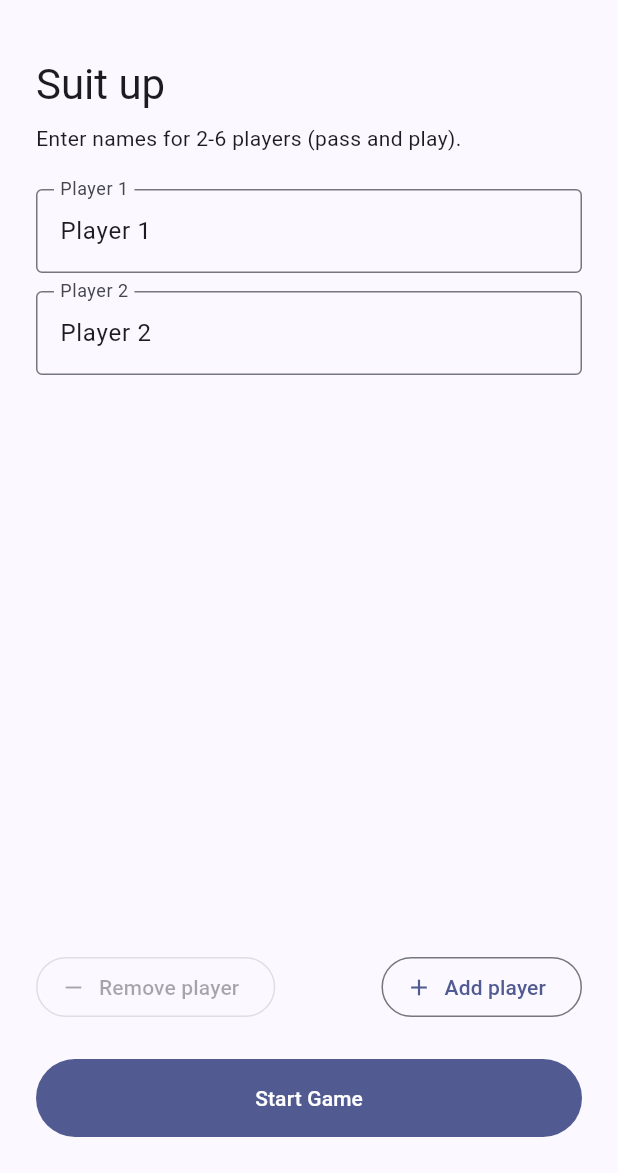
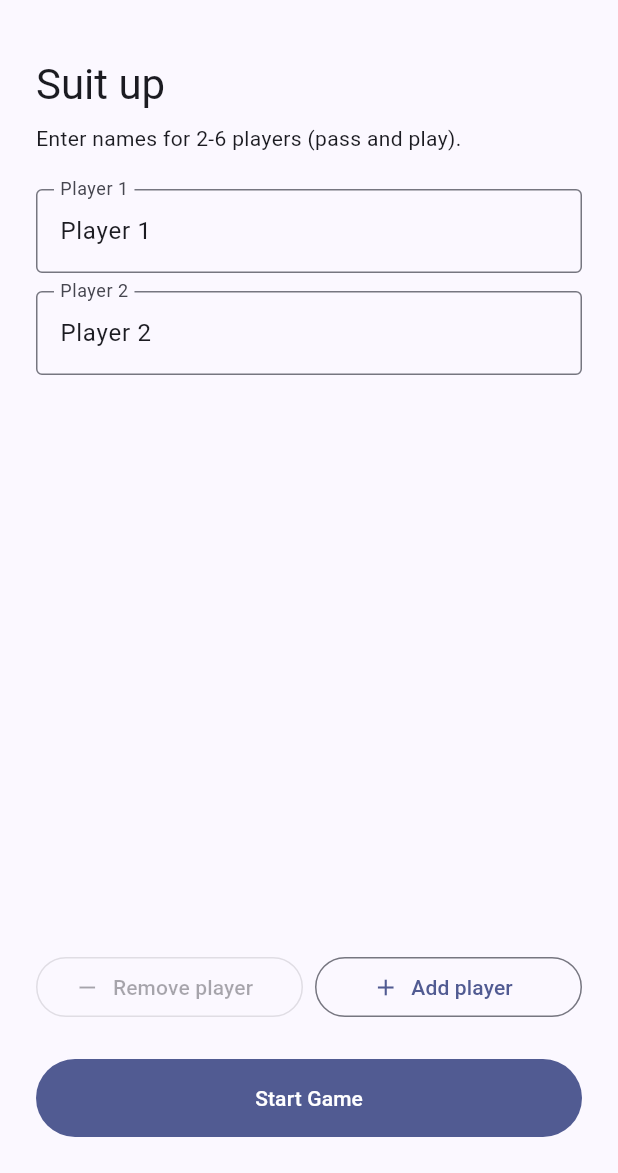
Before and after one commit to pongyu/armor-up, a Flutter app: the screen it shows after launch, on a phone screen of 412 x 824 dp, the part 63-1236 px from its top. Run offline on Flutter 3.47's test engine with Material 3 defaults, Android fonts, the phone set to English and light mode, and no system bars; our stand-ins replace flutter_riverpod.

Commit message:
Fix hand-card overflow clipping Discard button and armor targeting for Lost pieces
The Discard button under each hand card overflowed its container on
phone-sized screens, making it untappable and stranding players who
had drawn over the hand limit and fasting players with no other move.
Separately, the armor-piece picker always excluded Lost pieces, which
broke Armor Bearer (targets only Lost) and Renewal (targets only
Weakened) since the exclusion didn't vary by the selected card's effect.

```diff
--- a/lib/screens/setup_screen.dart
+++ b/lib/screens/setup_screen.dart
@@ -83,19 +83,23 @@ class _SetupScreenState extends ConsumerState<SetupScreen> {
               ),
               const SizedBox(height: 12),
               Row(
-                mainAxisAlignment: MainAxisAlignment.spaceBetween,
                 children: [
-                  OutlinedButton.icon(
+                  Expanded(
+                    child: OutlinedButton.icon(
                       onPressed:
                           _nameControllers.length > minPlayers ? _removePlayer : null,
                       icon: const Icon(Icons.remove),
                       label: const Text('Remove player'),
                     ),
-                  OutlinedButton.icon(
+                  ),
+                  const SizedBox(width: 8),
+                  Expanded(
+                    child: OutlinedButton.icon(
                       onPressed:
                           _nameControllers.length < maxPlayers ? _addPlayer : null,
                       icon: const Icon(Icons.add),
                       label: const Text('Add player'),
+                    ),
                   ),
                 ],
               ),
--- a/lib/widgets/card_widget.dart
+++ b/lib/widgets/card_widget.dart
@@ -65,7 +65,7 @@ class CardWidget extends StatelessWidget {
       borderRadius: BorderRadius.circular(12),
       child: Container(
         width: 130,
-        height: 170,
+        height: 150,
         padding: const EdgeInsets.all(10),
         decoration: BoxDecoration(
           color: color.withValues(alpha: 0.18),
```
Also changed, not shown: lib/screens/game_screen.dart (+26 -3 lines), lib/widgets/armor_widget.dart (+15 -1 lines), 1 other file. Lines whose indentation alone changed are shown as unchanged.
